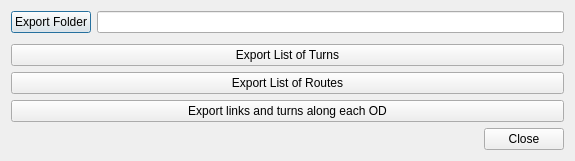
Old version of the form stesso/gui/dialog_export.ui in the repository mdeamico/stesso.
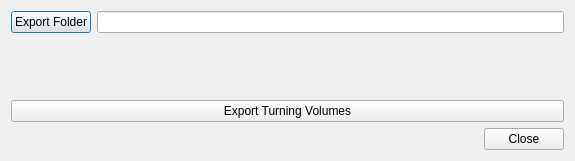
New version of the form.

Commit message: WIP: Add export dialog

What changed in the file:
```diff
--- a/stesso/gui/dialog_export.ui
+++ b/stesso/gui/dialog_export.ui
@@ -39,21 +39,7 @@
         <string/>
        </property>
        <property name="text">
-        <string>Export List of Turns</string>
-       </property>
-      </widget>
-     </item>
-     <item>
-      <widget class="QPushButton" name="pbExportRoutes">
-       <property name="text">
-        <string>Export List of Routes</string>
-       </property>
-      </widget>
-     </item>
-     <item>
-      <widget class="QPushButton" name="pbExportLinksAndTurnsByOD">
-       <property name="text">
-        <string>Export links and turns along each OD</string>
+        <string>Export Turning Volumes</string>
        </property>
       </widget>
      </item>
```
The commit also changes 4 other files.
